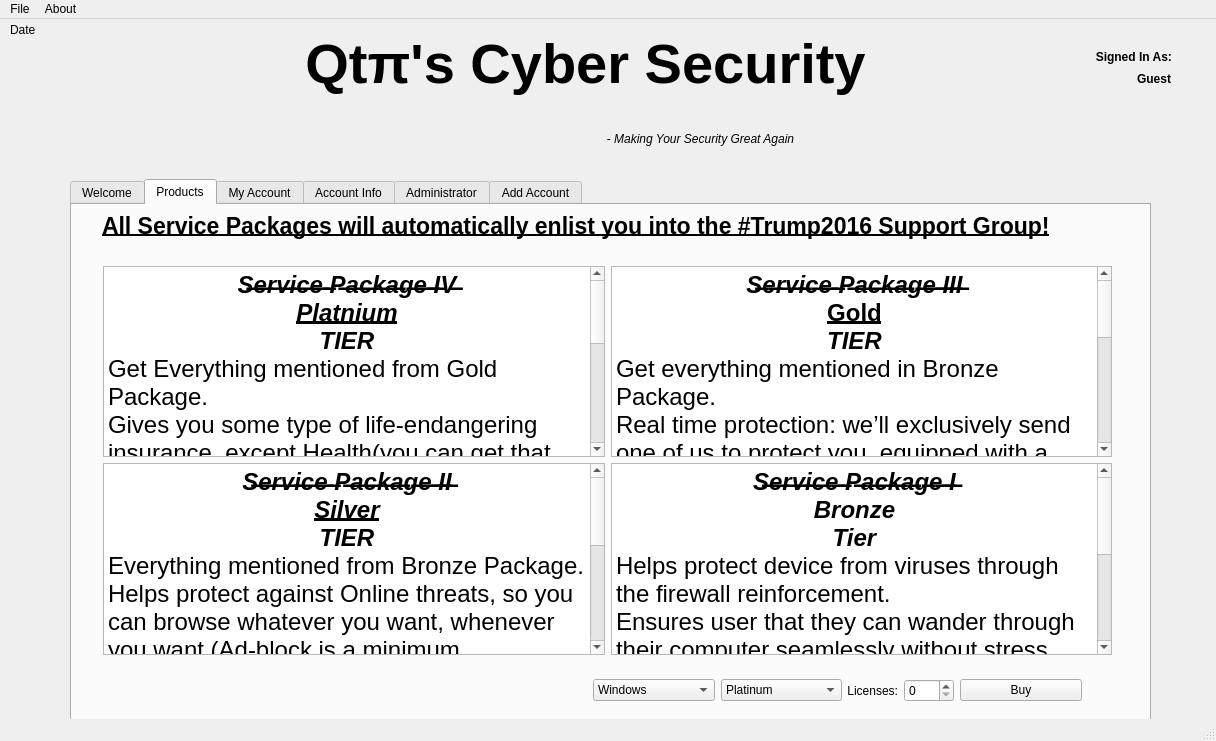
Above: qt/mainwindow.ui from minipunch/cs1cproject2 before the change. Below: the same form after it.
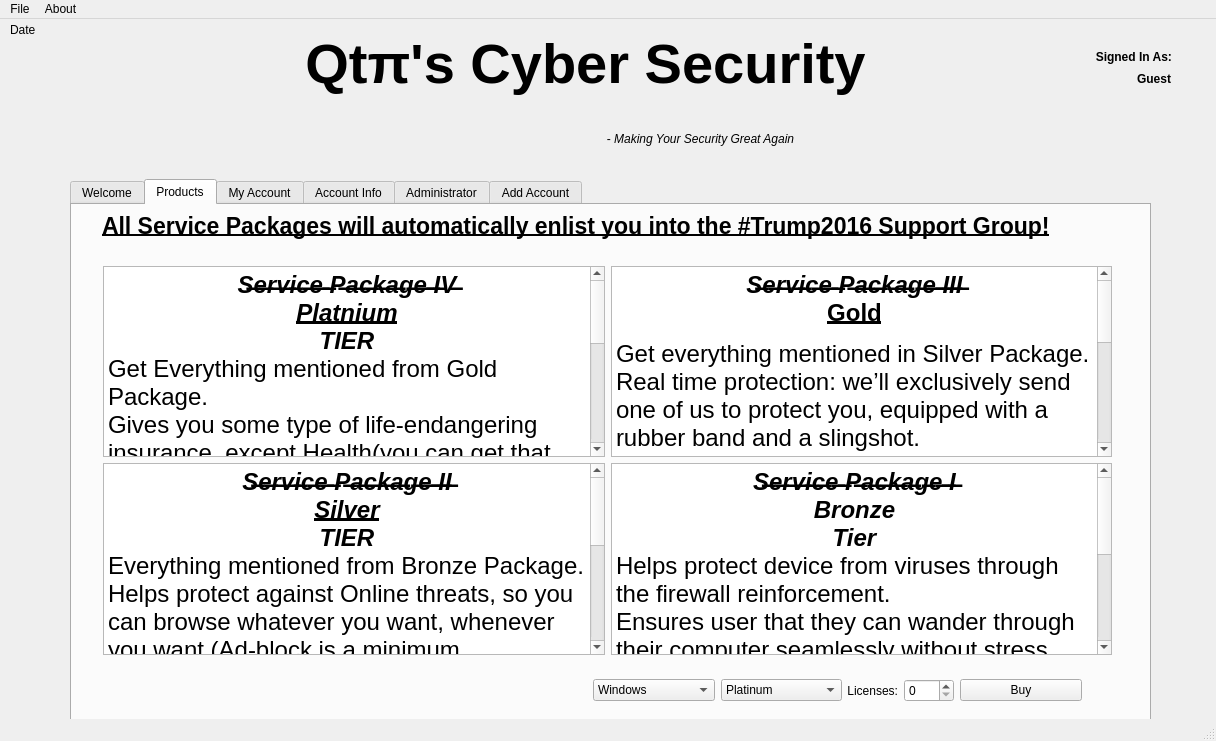
That is the form after the change. The open tabs and pages were chosen to show the change. Icons and pictures are not drawn.

Patch:
```diff
--- a/qt/mainwindow.ui
+++ b/qt/mainwindow.ui
@@ -187,6 +187,9 @@
        </item>
        <item row="0" column="1">
         <widget class="QTextBrowser" name="textBrowser_2">
+         <property name="autoFillBackground">
+          <bool>false</bool>
+         </property>
          <property name="styleSheet">
           <string notr="true">font: 8pt &quot;Comic Sans MS&quot;;</string>
          </property>
@@ -197,8 +200,8 @@
 &lt;/style&gt;&lt;/head&gt;&lt;body style=&quot; font-family:'Comic Sans MS'; font-size:8pt; font-weight:400; font-style:normal;&quot;&gt;
 &lt;p align=&quot;center&quot; style=&quot; margin-top:0px; margin-bottom:0px; margin-left:0px; margin-right:0px; -qt-block-indent:0; text-indent:0px;&quot;&gt;&lt;span style=&quot; font-size:18pt; font-weight:600; font-style:italic;&quot;&gt;S̶e̶r̶v̶i̶c̶e̶ ̶P̶a̶c̶k̶a̶g̶e̶ ̶I̶I̶I̶&lt;/span&gt;&lt;/p&gt;
 &lt;p align=&quot;center&quot; style=&quot; margin-top:0px; margin-bottom:0px; margin-left:0px; margin-right:0px; -qt-block-indent:0; text-indent:0px;&quot;&gt;&lt;span style=&quot; font-size:18pt; font-weight:600; text-decoration: underline;&quot;&gt;Gold&lt;/span&gt;&lt;/p&gt;
-&lt;p align=&quot;center&quot; style=&quot; margin-top:0px; margin-bottom:0px; margin-left:0px; margin-right:0px; -qt-block-indent:0; text-indent:0px;&quot;&gt;&lt;span style=&quot; font-family:'Arial'; font-size:18pt; font-weight:600; font-style:italic; color:#000000; background-color:transparent;&quot;&gt;TIER&lt;/span&gt;&lt;/p&gt;
-&lt;p style=&quot; margin-top:0px; margin-bottom:0px; margin-left:0px; margin-right:0px; -qt-block-indent:0; text-indent:0px;&quot;&gt;&lt;a name=&quot;docs-internal-guid-a5941b3f-adfa-df96-d334-26e76e1b5dbd&quot;&gt;&lt;/a&gt;&lt;span style=&quot; font-family:'Arial'; font-size:18pt; color:#000000; background-color:transparent;&quot;&gt;G&lt;/span&gt;&lt;span style=&quot; font-family:'Arial'; font-size:18pt; color:#000000; background-color:transparent;&quot;&gt;et everything mentioned in Bronze Package.&lt;/span&gt;&lt;/p&gt;
+&lt;p align=&quot;center&quot; style=&quot;-qt-paragraph-type:empty; margin-top:0px; margin-bottom:0px; margin-left:0px; margin-right:0px; -qt-block-indent:0; text-indent:0px;&quot;&gt;&lt;br /&gt;&lt;/p&gt;
+&lt;p style=&quot; margin-top:0px; margin-bottom:0px; margin-left:0px; margin-right:0px; -qt-block-indent:0; text-indent:0px;&quot;&gt;&lt;a name=&quot;docs-internal-guid-a5941b3f-adfa-df96-d334-26e76e1b5dbd&quot;&gt;&lt;/a&gt;&lt;span style=&quot; font-family:'Arial'; font-size:18pt; color:#000000; background-color:transparent;&quot;&gt;G&lt;/span&gt;&lt;span style=&quot; font-family:'Arial'; font-size:18pt; color:#000000; background-color:transparent;&quot;&gt;et everything mentioned in Silver Package.&lt;/span&gt;&lt;/p&gt;
 &lt;p style=&quot; margin-top:0px; margin-bottom:0px; margin-left:0px; margin-right:0px; -qt-block-indent:0; text-indent:0px;&quot;&gt;&lt;a name=&quot;docs-internal-guid-a5941b3f-adfb-0375-3aaa-b89341914d46&quot;&gt;&lt;/a&gt;&lt;span style=&quot; font-family:'Arial'; font-size:18pt; color:#000000; background-color:transparent;&quot;&gt;R&lt;/span&gt;&lt;span style=&quot; font-family:'Arial'; font-size:18pt; color:#000000; background-color:transparent;&quot;&gt;eal time protection: we’ll exclusively send one of us to protect you, equipped with a rubber band and a slingshot. &lt;/span&gt;&lt;/p&gt;
 &lt;p style=&quot; margin-top:0px; margin-bottom:0px; margin-left:0px; margin-right:0px; -qt-block-indent:0; text-indent:0px;&quot;&gt;&lt;a name=&quot;docs-internal-guid-a5941b3f-adfb-53ee-314f-96859418b6a4&quot;&gt;&lt;/a&gt;&lt;span style=&quot; font-family:'Arial'; font-size:18pt; color:#000000; background-color:transparent;&quot;&gt;S&lt;/span&gt;&lt;span style=&quot; font-family:'Arial'; font-size:18pt; color:#000000; background-color:transparent;&quot;&gt;ecures every device that you own, including microwaves, ovens, and hair-dryers.&lt;/span&gt;&lt;/p&gt;
 &lt;p style=&quot; margin-top:0px; margin-bottom:0px; margin-left:0px; margin-right:0px; -qt-block-indent:0; text-indent:0px;&quot;&gt;&lt;a name=&quot;docs-internal-guid-a5941b3f-adfb-64bd-8b9e-f242094ac486&quot;&gt;&lt;/a&gt;&lt;span style=&quot; font-family:'Arial'; font-size:18pt; color:#000000; background-color:transparent;&quot;&gt;A&lt;/span&gt;&lt;span style=&quot; font-family:'Arial'; font-size:18pt; color:#000000; background-color:transparent;&quot;&gt;llowed to install updates onto program and have access to examples on how those updates help you protect yourself from threats.&lt;/span&gt;&lt;/p&gt;
```
Left out of the diff: 57 changed lines with no effect on the pictures.
